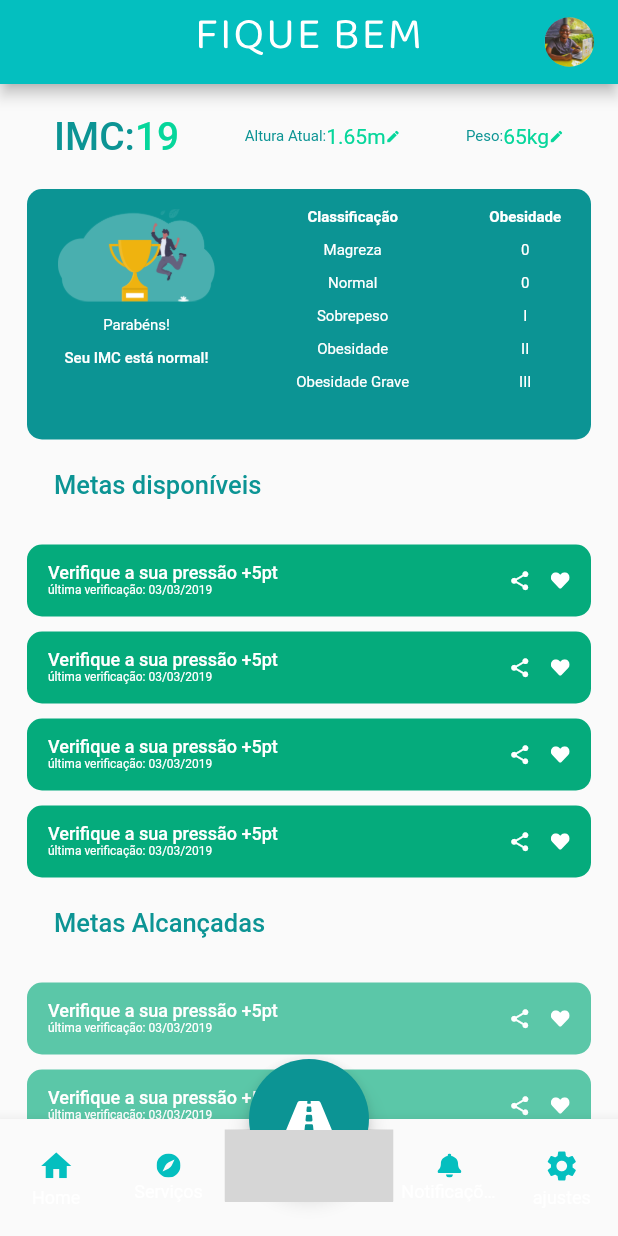
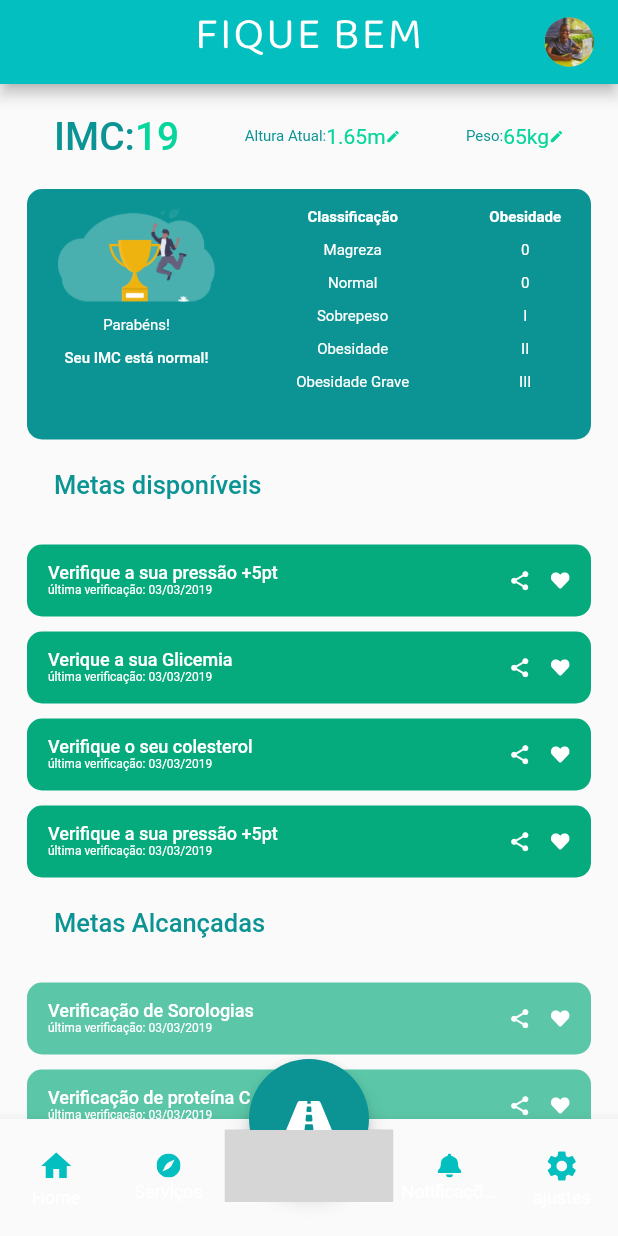
Before and after one commit to spacerkt/FiqueBem, a Flutter app: the screen it shows after launch, on a phone screen of 412 x 824 dp. Run offline on Flutter 3.47's test engine with Material 2 defaults, Android fonts, the phone set to English and light mode, and no system bars; our stand-ins replace flutter_svg; grey boxes are pictures that could not be loaded.

Commit message:
fix: name

```diff
--- a/lib/Dashboard/Dashboard.dart
+++ b/lib/Dashboard/Dashboard.dart
@@ -1,6 +1,5 @@
 import 'package:Fique_Bem/Menu/Menu.dart';
 import 'package:Fique_Bem/NotificationScreen/NotificationScreen.dart';
-import 'package:Fique_Bem/SplashScreen/SplashScreen.dart';
 import 'package:Fique_Bem/StayGood/StayGood.dart';
 import 'package:Fique_Bem/Widgets/AppBar_widget.dart';
 import 'package:Fique_Bem/Widgets/Bottom_navigation_widget.dart';
--- a/lib/StayGood/StayGood.dart
+++ b/lib/StayGood/StayGood.dart
@@ -362,7 +362,7 @@ class _StayGoodScreenState extends State<StayGoodScreen> {
                     mainAxisAlignment: MainAxisAlignment.start,
                     children: <Widget>[
                       Text(
-                        "Verifique a sua pressão +5pt",
+                        "Verique a sua Glicemia",
                         style: TextStyle(
                             color: Colors.white,
                             fontSize: 12,
@@ -415,7 +415,7 @@ class _StayGoodScreenState extends State<StayGoodScreen> {
                     mainAxisAlignment: MainAxisAlignment.start,
                     children: <Widget>[
                       Text(
-                        "Verifique a sua pressão +5pt",
+                        "Verifique o seu colesterol",
                         style: TextStyle(
                             color: Colors.white,
                             fontSize: 12,
@@ -534,7 +534,7 @@ class _StayGoodScreenState extends State<StayGoodScreen> {
                     mainAxisAlignment: MainAxisAlignment.start,
                     children: <Widget>[
                       Text(
-                        "Verifique a sua pressão +5pt",
+                        "Verificação de Sorologias",
                         style: TextStyle(
                             color: Colors.white,
                             fontSize: 12,
@@ -587,113 +587,7 @@ class _StayGoodScreenState extends State<StayGoodScreen> {
                     mainAxisAlignment: MainAxisAlignment.start,
                     children: <Widget>[
                       Text(
-                        "Verifique a sua pressão +5pt",
-                        style: TextStyle(
-                            color: Colors.white,
-                            fontSize: 12,
-                            fontWeight: FontWeight.w500),
-                      ),
-                      Text(
-                        "última verificação: 03/03/2019",
-                        style: TextStyle(
-                          color: Colors.white,
-                          fontSize: 8,
-                        ),
-                      ),
-                    ],
-                  ),
-                  Row(
-                    children: <Widget>[
-                      Padding(
-                        padding: EdgeInsets.only(right: 13),
-                        child: Icon(
-                          Icons.share,
-                          color: Colors.white,
-                          size: 15,
-                        ),
-                      ),
-                      SvgPicture.asset(
-                        "assets/icons/like.svg",
-                        color: Colors.white,
-                        width: 13,
-                        height: 11,
-                      ),
-                    ],
-                  )
-                ],
-              ),
-            ),
-            Container(
-              width: 329,
-              height: 48,
-              padding: EdgeInsets.fromLTRB(14, 12, 14, 12),
-              margin: EdgeInsets.only(top: 10),
-              decoration: BoxDecoration(
-                color: Color(0xFF05AB7C).withOpacity(0.65),
-                borderRadius: BorderRadius.circular(10),
-              ),
-              child: Row(
-                mainAxisAlignment: MainAxisAlignment.spaceBetween,
-                children: <Widget>[
-                  Column(
-                    crossAxisAlignment: CrossAxisAlignment.start,
-                    mainAxisAlignment: MainAxisAlignment.start,
-                    children: <Widget>[
-                      Text(
-                        "Verifique a sua pressão +5pt",
-                        style: TextStyle(
-                            color: Colors.white,
-                            fontSize: 12,
-                            fontWeight: FontWeight.w500),
-                      ),
-                      Text(
-                        "última verificação: 03/03/2019",
-                        style: TextStyle(
-                          color: Colors.white,
-                          fontSize: 8,
-                        ),
-                      ),
-                    ],
-                  ),
-                  Row(
-                    children: <Widget>[
-                      Padding(
-                        padding: EdgeInsets.only(right: 13),
-                        child: Icon(
-                          Icons.share,
-                          color: Colors.white,
-                          size: 15,
-                        ),
-                      ),
-                      SvgPicture.asset(
-                        "assets/icons/like.svg",
-                        color: Colors.white,
-                        width: 13,
-                        height: 11,
-                      ),
-                    ],
-                  )
-                ],
-              ),
-            ),
-            Container(
-              width: 329,
-              height: 48,
-              padding: EdgeInsets.fromLTRB(14, 12, 14, 12),
-              margin: EdgeInsets.only(top: 10),
-              decoration: BoxDecoration(
-                color: Color(0xFF05AB7C).withOpacity(0.65),
-                borderRadius: BorderRadius.circular(10),
-              ),
-              child: Row(
-                mainAxisAlignment: MainAxisAlignment.spaceBetween,
-                children: <Widget>[
-                  Column(
-                    crossAxisAlignment: CrossAxisAlignment.start,
-                    mainAxisAlignment: MainAxisAlignment.start,
-                    children: <Widget>[
-                      Text(
-                        "Verifique a sua pressão +5pt",
+                        "Verificação de proteína C reativa",
                         style: TextStyle(
                             color: Colors.white,
                             fontSize: 12,
```
Also changed, not shown: lib/Settings/Settings.dart (deleted).
